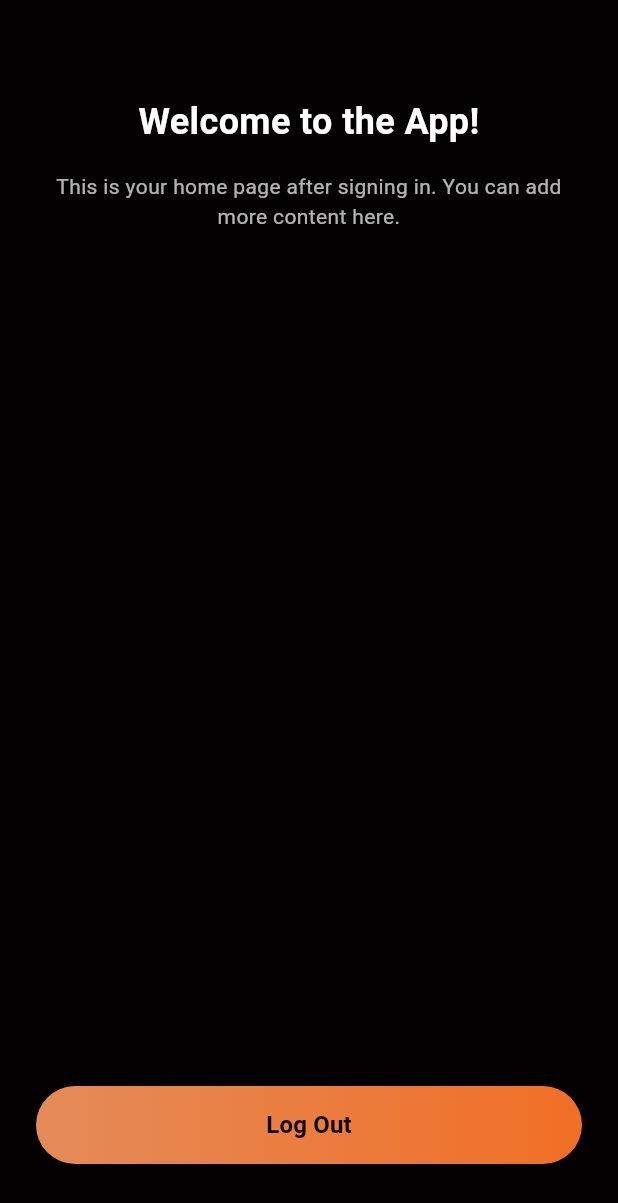
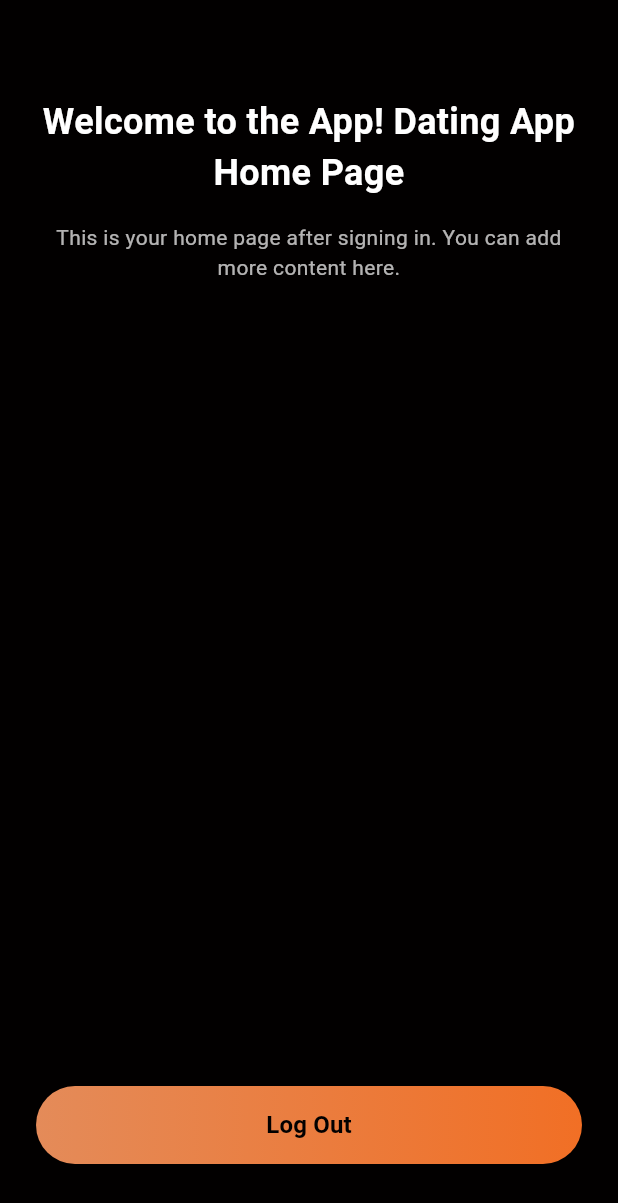
Before and after one commit to vigneshvickyr19/ME_-_YOU, a Flutter app: the HomePage screen opened directly, on a phone screen of 412 x 824 dp. Shown: the top 1203 px of the screen. Run offline on Flutter 3.47's test engine with Material 3 defaults, Android fonts, the phone set to English and light mode, and no system bars; our stand-ins replace flutter_svg; Roboto replaces fonts that are missing (Geologica).

Commit message:
check pull request ruls

```diff
--- a/lib/features/home/presentation/pages/home_page.dart
+++ b/lib/features/home/presentation/pages/home_page.dart
@@ -16,7 +16,7 @@ class HomePage extends StatelessWidget {
           children: [
             const SizedBox(height: 40),
             const Text(
-              "Welcome to the App!",
+              "Welcome to the App! Dating App Home Page",
               style: TextStyle(
                 color: AppColors.white,
                 fontSize: 24,
```
